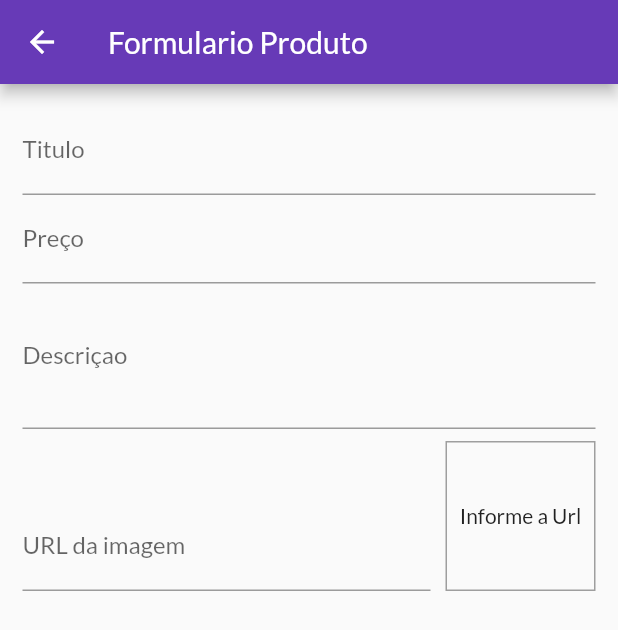
After one commit to Clodaraujo/shop, a Flutter app: the ProductFormScreen screen opened by its route, on a phone screen of 412 x 824 dp. The commit adds this screen. Shown: the top 630 px of the screen. Run offline on Flutter 3.47's test engine with Material 2 defaults, Android fonts, the phone set to English and light mode, and no system bars; network calls fail.

Commit message:
campos de entrada URL

```diff
--- a/lib/main.dart
+++ b/lib/main.dart
@@ -1,5 +1,6 @@
 import 'package:flutter/material.dart';
 import 'package:provider/provider.dart';
+import 'package:shop/views/product_form_screen.dart';
 
 import './utils/app_routes.dart';
 
@@ -7,6 +8,8 @@ import './views/products_overview_screen.dart';
 import './views/product_detail_screen.dart';
 import './views/cart_screen.dart';
 import './views/orders_screen.dart';
+import 'views/products_screen.dart';
+import 'views/products_overview_screen.dart';
 
 import './providers/products.dart';
 import './providers/cart.dart';
@@ -42,6 +45,9 @@ class MyApp extends StatelessWidget {
           AppRoutes.PRODUCT_DETAIL: (ctx) => ProductDetailScreen(),
           AppRoutes.CART: (ctx) => CartScreen(),
           AppRoutes.ORDERS: (ctx) => OrdersScreen(),
+          AppRoutes.PRODUCTS:(ctx) => ProductsScreen(),
+          AppRoutes.PRODUCT_FORM: (ctx) => ProductFormScreen(),
+
         },
       ),
     );
--- a/lib/providers/products.dart
+++ b/lib/providers/products.dart
@@ -7,6 +7,10 @@ class Products with ChangeNotifier {
   List<Product> _items = DUMMY_PRODUCTS;
 
   List<Product> get items  => [ ..._items ];
+
+  int get itemsCount {
+    return _items.length;
+  }
 
   List<Product> get favoriteItems {
     return _items.where((prod) => prod.isFavorite).toList();
--- a/lib/utils/app_routes.dart
+++ b/lib/utils/app_routes.dart
@@ -3,4 +3,6 @@ class AppRoutes {
   static const PRODUCT_DETAIL = '/product-detail';
   static const CART = '/cart';
   static const ORDERS = '/orders';
+  static const PRODUCTS = '/products';
+  static const PRODUCT_FORM ='/product-form';
 }
--- a/lib/views/product_detail_screen.dart
+++ b/lib/views/product_detail_screen.dart
@@ -19,15 +19,15 @@ class ProductDetailScreen extends StatelessWidget {
               width: double.infinity,
               child: Image.network(
                 product.imageUrl,
-                fit: BoxFit.cover,
+                fit: BoxFit.contain,
               ),
             ),
             SizedBox(height: 10),
             Text(
               'R\$ ${product.price}',
               style: TextStyle(
-                color: Colors.grey,
-                fontSize: 20,
+                color: Colors.black,
+                fontSize: 25,
               ),
             ),
             SizedBox(height: 10),
--- /dev/null
+++ b/lib/views/product_form_screen.dart
@@ -0,0 +1,113 @@
+import 'package:flutter/material.dart';
+
+class ProductFormScreen extends StatefulWidget {
+  @override
+  _ProductFormScreenState createState() => _ProductFormScreenState();
+}
+
+class _ProductFormScreenState extends State<ProductFormScreen> {
+  final _priceFocusNode = FocusNode();
+  final _descriptionFocusNode = FocusNode();
+  final _imageUrlFocusNode = FocusNode();
+  final _imageUrlController = TextEditingController();
+
+  @override
+  void initState() {
+    super.initState();
+    _imageUrlFocusNode.addListener(_updateImage);
+  }
+
+  void _updateImage() {
+    setState(() {});
+  }
+
+  @override
+  void dispose() {
+    super.dispose();
+    _priceFocusNode.dispose();
+    _descriptionFocusNode.dispose();
+    _imageUrlFocusNode.removeListener(_updateImage);
+    _imageUrlFocusNode.dispose();
+  }
+
+  @override
+  Widget build(BuildContext context) {
+    return Scaffold(
+      appBar: AppBar(
+        title: Text('Formulario Produto'),
+      ),
+      body: Padding(
+        padding: const EdgeInsets.all(15.0),
+        child: Form(
+          child: ListView(
+            children: <Widget>[
+              TextFormField(
+                decoration: InputDecoration(labelText: 'Titulo'),
+                textInputAction: TextInputAction.next,
+                onFieldSubmitted: (_) {
+                  FocusScope.of(context).requestFocus(_priceFocusNode);
+                },
+              ),
+              TextFormField(
+                decoration: InputDecoration(labelText: 'Preço'),
+                textInputAction: TextInputAction.next,
+                focusNode: _priceFocusNode,
+                keyboardType: TextInputType.numberWithOptions(
+                  decimal: true,
+                ),
+                onFieldSubmitted: (_) {
+                  FocusScope.of(context).requestFocus(
+                    _descriptionFocusNode,
+                  );
+                },
+              ),
+              TextFormField(
+                decoration: InputDecoration(labelText: 'Descriçao'),
+                maxLines: 3,
+                keyboardType: TextInputType.multiline,
+                focusNode: _descriptionFocusNode,
+              ),
+              Row(
+                crossAxisAlignment: CrossAxisAlignment.end,
+                children: <Widget>[
+                  Expanded(
+                    child: TextFormField(
+                      decoration: InputDecoration(labelText: 'URL da imagem'),
+                      keyboardType: TextInputType.url,
+                      textInputAction: TextInputAction.done,
+                      focusNode: _imageUrlFocusNode,
+                      controller: _imageUrlController,
+                    ),
+                  ),
+                  Container(
+                    height: 100,
+                    width: 100,
+                    margin: EdgeInsets.only(
+                      top: 8,
+                      left: 10,
+                    ),
+                    decoration: BoxDecoration(
+                      border: Border.all(
+                        color: Colors.grey,
+                        width: 1,
+                      ),
+                    ),
+                    alignment: Alignment.center,
+                    child: _imageUrlController.text.isEmpty
+                        ? Text('Informe a Url')
+                        : FittedBox(
+                            child: Image.network(
+                              _imageUrlController.text,
+                              fit: BoxFit.cover,
+                            ),
+                          ),
+                  ),
+                ],
+              ),
+            ],
+          ),
+        ),
+      ),
+    );
+  }
+}
--- a/lib/widgets/order_widget.dart
+++ b/lib/widgets/order_widget.dart
@@ -1,4 +1,4 @@
-import 'dart:math';
+//import 'dart:math';
 
 import 'package:flutter/material.dart';
 import 'package:intl/intl.dart';
--- a/lib/widgets/product_grid.dart
+++ b/lib/widgets/product_grid.dart
@@ -1,7 +1,7 @@
 import 'package:flutter/material.dart';
 import 'package:provider/provider.dart';
 
-import '../widgets/product_item.dart';
+import '../widgets/product_grid_item.dart';
 import '../providers/products.dart';
 
 class ProductGrid extends StatelessWidget {
@@ -21,7 +21,7 @@ class ProductGrid extends StatelessWidget {
       itemCount: products.length,
       itemBuilder: (ctx, i) => ChangeNotifierProvider.value(
         value: products[i],
-        child: ProductItem(),
+        child: ProductGridItem(),
       ),
       gridDelegate: SliverGridDelegateWithFixedCrossAxisCount(
         crossAxisCount: 2,
```
Also changed, not shown: lib/providers/cart.dart (+23 -0 lines), lib/views/products_screen.dart (added, +44 -0 lines), lib/widgets/app_drawer.dart (+10 -0 lines), lib/widgets/cart_item_widget.dart (+28 -6 lines), lib/widgets/product_grid_item.dart (added, +68 -0 lines), lib/widgets/product_item.dart (+26 -43 lines).
